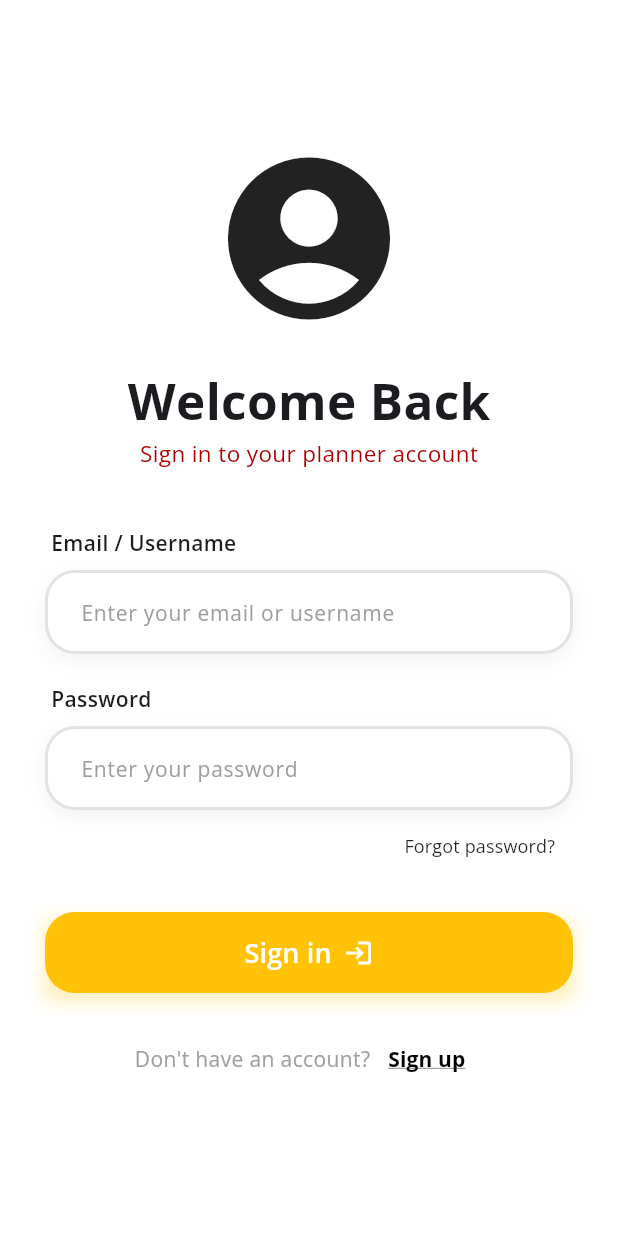
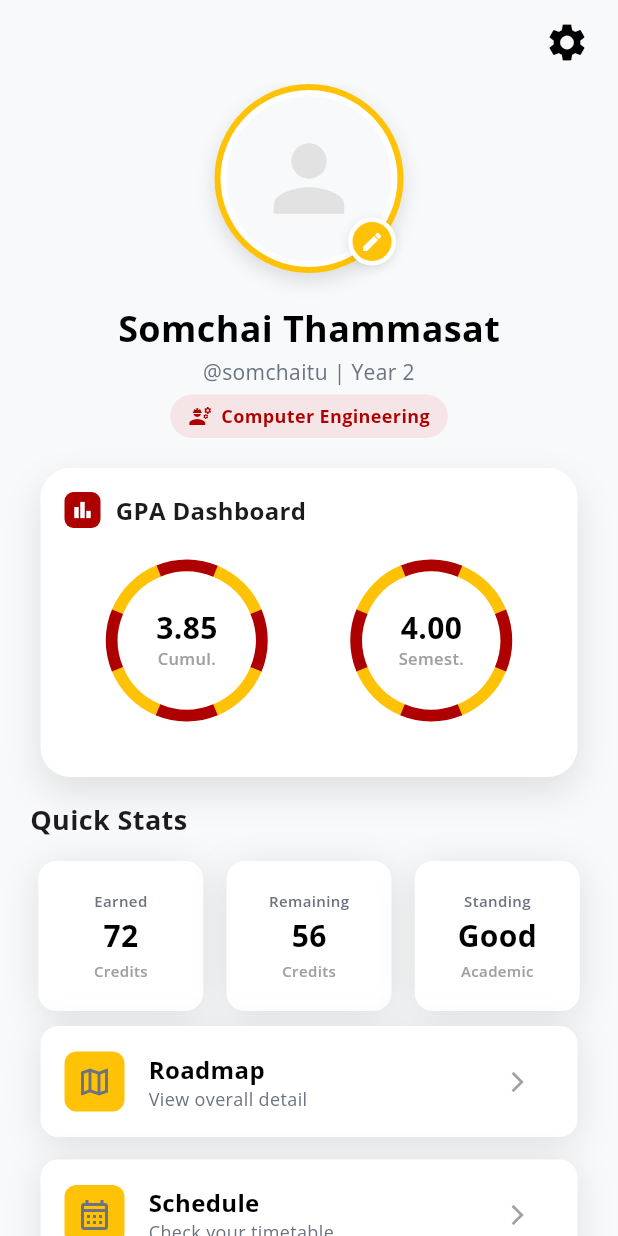
Before and after one commit to 6610685353/cn-planner, a Flutter app: the screen it shows after launch, after a tap on "Sign in", on a phone screen of 412 x 824 dp. Run offline on Flutter 3.47's test engine with Material 3 defaults, Android fonts, the phone set to English and light mode, and no system bars.

Commit message:
Completed Profile/Incompleted Edit Profile

```diff
--- a/cn_planner_app/lib/core/constants/app_colors.dart
+++ b/cn_planner_app/lib/core/constants/app_colors.dart
@@ -5,6 +5,8 @@ class AppColors {
   static const Color accentYellow = Color(0xFFFFC207);
   static const Color borderGrey = Color(0xFFE2E2E2);
   static const Color textGrey = Color(0xFFA0A0A0);
-  static const Color errorRed = Color(0xFFAE0000);     // สีแดงสำหรับ Login
+  static const Color textDarkGrey = Color(0xFF6B7280);
+  static const Color errorRed = Color(0xFFAE0000); // สีแดงสำหรับ Login
+  static const Color lightRed = Color(0xFFF5E5E6);
   static const Color background = Color(0xFFF8F9FA);
 }
--- /dev/null
+++ b/cn_planner_app/lib/core/widgets/top_bar.dart
@@ -0,0 +1,35 @@
+import 'package:flutter/material.dart';
+import '../constants/app_colors.dart';
+
+class TopBar extends StatelessWidget implements PreferredSizeWidget {
+  final String? header;
+  final String route;
+
+  const TopBar({super.key, this.header, required this.route});
+
+  @override
+  Size get preferredSize => const Size.fromHeight(kToolbarHeight);
+
+  @override
+  Widget build(BuildContext context) {
+    return AppBar(
+      backgroundColor: AppColors.background,
+      elevation: 0,
+      automaticallyImplyLeading: false, // ป้องกันปุ่มซ้อน
+      leading: IconButton(
+        onPressed: () => Navigator.pushNamed(context, route),
+        icon: const Icon(Icons.arrow_back, size: 30, color: Colors.black),
+      ),
+      title: (header != null && header!.isNotEmpty)
+          ? Text(
+              header!,
+              style: const TextStyle(
+                fontSize: 20,
+                fontWeight: FontWeight.bold,
+                color: Colors.black,
+              ),
+            )
+          : null,
+    );
+  }
+}
--- a/cn_planner_app/lib/features/auth/controllers/login_controller.dart
+++ b/cn_planner_app/lib/features/auth/controllers/login_controller.dart
@@ -12,6 +12,7 @@ class LoginController {
   void handleLogin() {
     print("Username: ${usernameController.text}");
     print("Password: ${passwordController.text}");
+
     // TODO: ส่งข้อมูลไปตรวจสอบที่ Server
   }
 }
--- a/cn_planner_app/lib/features/auth/views/login_page.dart
+++ b/cn_planner_app/lib/features/auth/views/login_page.dart
@@ -127,7 +127,8 @@ class _LoginPageState extends State<LoginPage> {
         ],
       ),
       child: ElevatedButton(
-        onPressed: _controller.handleLogin,
+        // onPressed: _controller.handleLogin,
+        onPressed: () => Navigator.pushNamed(context, AppRoutes.profile),
         style: ElevatedButton.styleFrom(
           backgroundColor: AppColors.accentYellow,
           elevation: 0,
--- a/cn_planner_app/lib/features/auth/views/register_page.dart
+++ b/cn_planner_app/lib/features/auth/views/register_page.dart
@@ -3,6 +3,7 @@ import 'package:cn_planner_app/route.dart';
 import '../../../core/constants/app_colors.dart';
 import '../controllers/register_controller.dart';
 import '../widgets/register_text_field.dart';
+import 'package:cn_planner_app/core/widgets/top_bar.dart';
 
 class RegisterPage extends StatefulWidget {
   const RegisterPage({super.key});
@@ -24,24 +25,8 @@ class _RegisterPageState extends State<RegisterPage> {
   Widget build(BuildContext context) {
     return Scaffold(
       backgroundColor: AppColors.background,
-      appBar: AppBar(
-        backgroundColor: AppColors.background,
-        elevation: 0,
-        leading: IconButton(
-          onPressed: () => Navigator.pushNamed(context, AppRoutes.login),
-          icon: const Icon(Icons.arrow_back, size: 30, color: Colors.black),
-        ),
-        title: const Text(
-          "Create Account",
-          style: TextStyle(
-            fontFamily: 'OpenSans',
-            fontWeight: FontWeight.bold,
-            color: Colors.black,
-          ),
-        ),
-      ),
+      appBar: TopBar(header: "Create your account", route: AppRoutes.login),
       body: SingleChildScrollView(
-        // ทำให้เลื่อนได้
         physics: const BouncingScrollPhysics(),
         padding: const EdgeInsets.symmetric(horizontal: 30, vertical: 20),
         child: Column(
--- /dev/null
+++ b/cn_planner_app/lib/features/profile/views/edit_profile_page.dart
@@ -0,0 +1,20 @@
+import 'package:flutter/material.dart';
+import '../../../core/constants/app_colors.dart';
+import 'package:cn_planner_app/route.dart';
+import 'package:cn_planner_app/core/widgets/top_bar.dart';
+
+class EditProfilePage extends StatefulWidget {
+  const EditProfilePage({super.key});
+
+  @override
+  State<EditProfilePage> createState() => EditProfileState();
+}
+
+class EditProfileState extends State<EditProfilePage> {
+  @override
+  Widget build(BuildContext context) {
+    return Scaffold(
+      appBar: TopBar(header: "Edit Profile", route: AppRoutes.profile),
+    );
+  }
+}
--- /dev/null
+++ b/cn_planner_app/lib/features/profile/views/profile_page.dart
@@ -0,0 +1,125 @@
+import 'package:cn_planner_app/features/profile/widgets/quick_stats.dart';
+import 'package:cn_planner_app/features/profile/widgets/feature_menu.dart';
+import 'package:cn_planner_app/route.dart';
+import 'package:flutter/material.dart';
+import '../../../core/constants/app_colors.dart';
+import '../widgets/profile_image.dart';
+import '../widgets/profile_info.dart';
+import '../widgets/gpa_dashboard.dart';
+
+class ProfilePage extends StatelessWidget {
+  const ProfilePage({super.key});
+
+  @override
+  Widget build(BuildContext context) {
+    return Scaffold(
+      backgroundColor: AppColors.background,
+      body: CustomScrollView(
+        physics: const BouncingScrollPhysics(),
+        slivers: [
+          SliverAppBar(
+            backgroundColor: AppColors.background,
+            automaticallyImplyLeading: false,
+            floating: true,
+            pinned: false,
+            actions: [
+              Padding(
+                padding: const EdgeInsets.only(right: 10.0),
+                child: IconButton(
+                  onPressed: () =>
+                      Navigator.pushNamed(context, AppRoutes.login),
+                  icon: const Icon(
+                    Icons.settings,
+                    size: 30,
+                    color: Colors.black,
+                  ),
+                ),
+              ),
+            ],
+          ),
+          SliverToBoxAdapter(
+            child: Padding(
+              padding: const EdgeInsets.symmetric(horizontal: 10.0),
+              child: Column(
+                children: [
+                  ProfileImage(),
+
+                  const SizedBox(height: 20),
+
+                  ProfileInfo(
+                    name: "Somchai Thammasat",
+                    subtitle: "@somchaitu | Year 2",
+                  ),
+
+                  const SizedBox(height: 20),
+
+                  const GpaDashboard(gpax: 3.85, gpa: 4.00),
+
+                  const SizedBox(height: 15),
+
+                  Align(
+                    alignment: Alignment.centerLeft,
+                    child: Padding(
+                      padding: const EdgeInsets.only(left: 10, bottom: 15),
+                      child: Text(
+                        "Quick Stats",
+                        style: TextStyle(
+                          fontWeight: FontWeight.bold,
+                          fontSize: 18,
+                        ),
+                      ),
+                    ),
+                  ),
+
+                  Row(
+                    mainAxisAlignment: MainAxisAlignment.spaceEvenly,
+                    children: [
+                      QuickStats(
+                        title: "Earned",
+                        mainText: "72",
+                        footer: "Credits",
+                      ),
+                      QuickStats(
+                        title: "Remaining",
+                        mainText: "56",
+                        footer: "Credits",
+                      ),
+                      QuickStats(
+                        title: "Standing",
+                        mainText: "Good",
+                        footer: "Academic",
+                      ),
+                    ],
+                  ),
+
+                  const SizedBox(height: 10),
+
+                  FeatureMenu(
+                    icon: buildIcon(Icons.map_outlined),
+                    title: "Roadmap",
+                    subtitle: "View overall detail",
+                  ),
+                  FeatureMenu(
+                    icon: buildIcon(Icons.calendar_month_outlined),
+                    title: "Schedule",
+                    subtitle: "Check your timetable",
+                  ),
+                  FeatureMenu(
+                    icon: buildIcon(Icons.emoji_events_outlined),
+                    title: "Roadmap",
+                    subtitle: "View overall detail",
+                  ),
+                  const SizedBox(height: 40),
+                ],
+              ),
+            ),
+          ),
+        ],
+      ),
+    );
+  }
+
+  Icon buildIcon(IconData IconData) {
+    return Icon(IconData, color: AppColors.textDarkGrey);
+  }
+}
--- /dev/null
+++ b/cn_planner_app/lib/features/profile/widgets/feature_menu.dart
@@ -0,0 +1,96 @@
+import 'package:flutter/material.dart';
+import '../../../core/constants/app_colors.dart';
+
+class FeatureMenu extends StatelessWidget {
+  final Icon icon;
+  final String title;
+  final String subtitle;
+  final VoidCallback? onTap;
+
+  const FeatureMenu({
+    super.key,
+    required this.icon,
+    required this.title,
+    required this.subtitle,
+    this.onTap,
+  });
+
+  @override
+  Widget build(BuildContext context) {
+    return Container(
+      width: 358,
+      height: 74,
+      margin: const EdgeInsets.only(bottom: 15),
+      decoration: BoxDecoration(
+        color: Colors.white,
+        borderRadius: BorderRadius.circular(12),
+        boxShadow: [
+          BoxShadow(
+            color: Colors.black.withOpacity(0.1),
+            blurRadius: 20,
+            offset: const Offset(0, 4),
+          ),
+        ],
+      ),
+      child: Material(
+        color: Colors.transparent,
+        child: InkWell(
+          borderRadius: BorderRadius.circular(12),
+          onTap: onTap,
+          child: Padding(
+            padding: const EdgeInsets.symmetric(horizontal: 16),
+            child: Row(
+              children: [
+                Container(
+                  padding: const EdgeInsets.all(8),
+                  decoration: BoxDecoration(
+                    color: AppColors.accentYellow,
+                    borderRadius: BorderRadius.circular(8),
+                  ),
+                  child: icon,
+                ),
+
+                const SizedBox(width: 16),
+
+                Expanded(
+                  child: Column(
+                    mainAxisAlignment: MainAxisAlignment.center,
+                    crossAxisAlignment: CrossAxisAlignment.start,
+                    children: [
+                      Text(
+                        title,
+                        style: const TextStyle(
+                          fontSize: 16,
+                          fontWeight: FontWeight.bold,
+                          color: Colors.black,
+                        ),
+                      ),
+                      Text(
+                        subtitle,
+                        style: const TextStyle(
+                          fontSize: 12,
+                          color: AppColors.textDarkGrey,
+                        ),
+                      ),
+                    ],
+                  ),
+                ),
+
+                IconButton(
+                  onPressed: () {
+                    // to roadmap
+                  },
+                  icon: Icon(
+                    Icons.arrow_forward_ios,
+                    size: 16,
+                    color: AppColors.textGrey,
+                  ),
+                ),
+              ],
+            ),
+          ),
+        ),
+      ),
+    );
+  }
+}
--- /dev/null
+++ b/cn_planner_app/lib/features/profile/widgets/gpa_dashboard.dart
@@ -0,0 +1,144 @@
+import 'package:flutter/material.dart';
+import 'dart:math';
+import '../../../core/constants/app_colors.dart';
+
+class GpaDashboard extends StatelessWidget {
+  final double gpax;
+  final double gpa;
+
+  const GpaDashboard({super.key, required this.gpax, required this.gpa});
+
+  @override
+  Widget build(BuildContext context) {
+    return Container(
+      width: 358,
+      height: 206,
+      decoration: BoxDecoration(
+        color: Colors.white,
+        boxShadow: [
+          BoxShadow(
+            color: Colors.black.withOpacity(0.1),
+            blurRadius: 20,
+            offset: const Offset(0, 10),
+          ),
+        ],
+        borderRadius: BorderRadius.circular(20),
+      ),
+      padding: const EdgeInsets.all(16),
+      child: Column(
+        crossAxisAlignment: CrossAxisAlignment.start,
+        children: [
+          Row(
+            children: [
+              Container(
+                padding: const EdgeInsets.all(4),
+                decoration: BoxDecoration(
+                  color: AppColors.errorRed,
+                  borderRadius: BorderRadius.circular(6),
+                ),
+                child: const Icon(
+                  Icons.bar_chart,
+                  color: Colors.white,
+                  size: 16,
+                ),
+              ),
+              const SizedBox(width: 10),
+              const Text(
+                "GPA Dashboard",
+                style: TextStyle(fontSize: 16, fontWeight: FontWeight.bold),
+              ),
+            ],
+          ),
+          const Spacer(),
+          Row(
+            mainAxisAlignment: MainAxisAlignment.spaceAround,
+            children: [
+              _buildGpaCircle("Cumul.", gpax),
+              _buildGpaCircle("Semest.", gpa),
+            ],
+          ),
+          const Spacer(),
+        ],
+      ),
+    );
+  }
+
+  Widget _buildGpaCircle(String label, double value) {
+    return Stack(
+      alignment: Alignment.center,
+      children: [
+        // 1. วงกลมชิ้นเดียว 8 ส่วนสีสลับ (แดงตรง 12, 3, 6, 9)
+        SizedBox(
+          width: 100,
+          height: 100,
+          child: CustomPaint(painter: DesignGpaPainter()),
+        ),
+
+        // 2. ตัวเลขเกรดและตัวอักษรสีเทาอ่อนข้างใน
+        Column(
+          mainAxisSize: MainAxisSize.min,
+          children: [
+            Text(
+              value.toStringAsFixed(2),
+              style: const TextStyle(
+                fontSize: 20,
+                fontWeight: FontWeight.bold,
+                color: Colors.black,
+                height: 1.1,
+              ),
+            ),
+            SizedBox(height: 2),
+            Text(
+              label,
+              style: const TextStyle(
+                fontSize: 11,
+                fontWeight: FontWeight.w600,
+                color: AppColors.textGrey, // สีเทาอ่อน
+              ),
+            ),
+          ],
+        ),
+      ],
+    );
+  }
+}
+
+class DesignGpaPainter extends CustomPainter {
+  @override
+  void paint(Canvas canvas, Size size) {
+    double strokeWidth = 8.0; // ความหนาของวง
+    Rect rect = Offset.zero & size;
+
+    Paint yellowPaint = Paint()
+      ..color = AppColors.accentYellow
+      ..style = PaintingStyle.stroke
+      ..strokeWidth = strokeWidth;
+
+    Paint redPaint = Paint()
+      ..color = AppColors.errorRed
+      ..style = PaintingStyle.stroke
+      ..strokeWidth = strokeWidth;
+
+    // แบ่ง 8 ส่วน ส่วนละ 45 องศา (pi / 4)
+    // เพื่อให้สีแดงอยู่ตรง 12 นาฬิกาพอดี เราต้องเริ่มวาดชิ้นแรกที่มุม -90 องศา ลบออกครึ่งหนึ่งของขนาดชิ้น
+    double startAngle = (-pi / 2) - (pi / 8);
+    double sweepAngle = pi / 4; // 45 องศาต่อชิ้น
+
+    for (int i = 0; i < 8; i++) {
+      // สลับสี: ชิ้นที่ 0, 2, 4, 6 เป็นสีแดง (เพื่อให้ตรงตำแหน่ง 12, 3, 6, 9)
+      // ชิ้นที่ 1, 3, 5, 7 เป็นสีเหลือง
+      Paint currentPaint = (i % 2 == 0) ? redPaint : yellowPaint;
+
+      canvas.drawArc(
+        rect,
+        startAngle + (i * sweepAngle),
+        sweepAngle + 0.01, // +0.01 เพื่อให้สีชนกันสนิทพอดีเป็นชิ้นเดียว
+        false,
+        currentPaint,
+      );
+    }
+  }
+
+  @override
+  bool shouldRepaint(CustomPainter oldDelegate) => false;
+}
--- /dev/null
+++ b/cn_planner_app/lib/features/profile/widgets/profile_image.dart
@@ -0,0 +1,82 @@
+import 'package:flutter/material.dart';
+import '../../../core/constants/app_colors.dart';
+import 'package:cn_planner_app/route.dart';
+
+class ProfileImage extends StatelessWidget {
+  final String? imageUrl;
+
+  const ProfileImage({super.key, this.imageUrl});
+
+  @override
+  Widget build(BuildContext context) {
+    return Center(
+      child: Stack(
+        children: [
+          Container(
+            padding: const EdgeInsets.all(4),
+            decoration: const BoxDecoration(
+              color: AppColors.accentYellow,
+              shape: BoxShape.circle,
+              boxShadow: [
+                BoxShadow(
+                  color: Colors.black12,
+                  blurRadius: 10,
+                  offset: Offset(0, 5),
+                ),
+              ],
+            ),
+            child: Container(
+              padding: const EdgeInsets.all(4),
+              decoration: const BoxDecoration(
+                color: Colors.white,
+                shape: BoxShape.circle,
+              ),
+              child: CircleAvatar(
+                radius: 55,
+                backgroundColor: AppColors.background,
+                // ตรวจสอบว่ามี URL รูปภาพหรือไม่
+                backgroundImage: imageUrl != null && imageUrl!.isNotEmpty
+                    ? NetworkImage(imageUrl!)
+                    : null,
+                // ถ้าไม่มีรูปภาพ ให้แสดงไอคอนคนแทน
+                child: imageUrl != null && imageUrl!.isNotEmpty
+                    ? null
+                    : const Icon(
+                        Icons.person,
+                        size: 70,
+                        color: AppColors.borderGrey,
+                      ),
+              ),
+            ),
+          ),
+
+          Positioned(
+            bottom: 5,
+            right: 5,
+            child: GestureDetector(
+              onTap: () {
+                Navigator.pushNamed(context, AppRoutes.edit_profile);
+              },
+              child: Container(
+                padding: const EdgeInsets.all(5),
+                decoration: BoxDecoration(
+                  color: AppColors.accentYellow,
+                  shape: BoxShape.circle,
+                  border: Border.all(color: Colors.white, width: 3),
+                  boxShadow: [
+                    BoxShadow(
+                      color: Colors.black.withOpacity(0.1),
+                      blurRadius: 5,
+                      offset: const Offset(0, 2),
+                    ),
+                  ],
+                ),
+                child: const Icon(Icons.edit, size: 16, color: Colors.white),
+              ),
+            ),
+          ),
+        ],
+      ),
+    );
+  }
+}
--- /dev/null
+++ b/cn_planner_app/lib/features/profile/widgets/profile_info.dart
@@ -0,0 +1,63 @@
+import 'package:flutter/material.dart';
+import '../../../core/constants/app_colors.dart';
+
+class ProfileInfo extends StatelessWidget {
+  final String name;
+  final String subtitle;
+
+  const ProfileInfo({super.key, required this.name, required this.subtitle});
+
+  @override
+  Widget build(BuildContext context) {
+    return Column(
+      children: [
+        Column(
+          children: [
+            Text(
+              name,
+              style: const TextStyle(
+                fontSize: 24,
+                fontWeight: FontWeight.bold,
+                color: Colors.black,
+              ),
+            ),
+            const SizedBox(height: 2),
+            Text(
+              subtitle,
+              style: const TextStyle(
+                fontSize: 14,
+                color: AppColors.textDarkGrey,
+              ),
+              textAlign: TextAlign.center,
+            ),
+          ],
+        ),
+
+        const SizedBox(height: 5),
+
+        Container(
+          padding: const EdgeInsets.symmetric(horizontal: 12, vertical: 6),
+          decoration: BoxDecoration(
+            color: AppColors.lightRed,
+            borderRadius: BorderRadius.circular(20),
+          ),
+          child: Row(
+            mainAxisSize: MainAxisSize.min,
+            children: const [
+              Icon(Icons.engineering, color: AppColors.errorRed, size: 16),
+              SizedBox(width: 6),
+              Text(
+                "Computer Engineering",
+                style: TextStyle(
+                  color: AppColors.errorRed,
+                  fontSize: 12,
+                  fontWeight: FontWeight.bold,
+                ),
+              ),
+            ],
+          ),
+        ),
+      ],
+    );
+  }
+}
--- /dev/null
+++ b/cn_planner_app/lib/features/profile/widgets/quick_stats.dart
@@ -0,0 +1,67 @@
+import 'package:flutter/material.dart';
+import '../../../core/constants/app_colors.dart';
+
+class QuickStats extends StatelessWidget {
+  final String title;
+  final String mainText;
+  final String footer;
+
+  const QuickStats({
+    super.key,
+    required this.title,
+    required this.mainText,
+    required this.footer,
+  });
+
+  @override
+  Widget build(BuildContext context) {
+    return Container(
+      width: 110,
+      height: 100,
+      decoration: BoxDecoration(
+        color: Colors.white,
+        borderRadius: BorderRadius.circular(12),
+        boxShadow: [
+          BoxShadow(
+            color: Colors.black.withOpacity(0.1),
+            blurRadius: 20,
+            offset: const Offset(0, 4),
+          ),
+        ],
+      ),
+      child: Column(
+        mainAxisAlignment: MainAxisAlignment.center,
+        children: [
+          Text(
+            title,
+            style: const TextStyle(
+              fontSize: 10,
+              fontWeight: FontWeight.w600,
+              color: AppColors.textDarkGrey,
+            ),
+          ),
+          const SizedBox(height: 2),
+
+          Text(
+            mainText,
+            style: const TextStyle(
+              fontSize: 20,
+              fontWeight: FontWeight.bold,
+              color: Colors.black,
+            ),
+          ),
+          const SizedBox(height: 2),
+
+          Text(
+            footer,
+            style: const TextStyle(
+              fontSize: 10,
+              fontWeight: FontWeight.w600,
+              color: AppColors.textGrey,
+            ),
+          ),
+        ],
+      ),
+    );
+  }
+}
--- a/cn_planner_app/lib/route.dart
+++ b/cn_planner_app/lib/route.dart
@@ -1,19 +1,22 @@
 import 'package:flutter/material.dart';
 import 'features/auth/views/login_page.dart';
 import 'features/auth/views/register_page.dart';
-// import 'features/profile/views.profile_page.dart';
+import 'features/profile/views/profile_page.dart';
+import 'features/profile/views/edit_profile_page.dart';
 // import 'features/profile/views/setting_page.dart';
 
 class AppRoutes {
   static const login = '/login';
   static const register = '/register';
-  // static const profile = '/profile';
+  static const profile = '/profile';
+  static const edit_profile = '/edit_profile';
   // static const setting = '/setting';
 
   static final routes = {
     login: (context) => const LoginPage(),
     register: (context) => const RegisterPage(),
-    // profile: (context) => const ProfilePage(),
+    profile: (context) => ProfilePage(),
+    edit_profile: (context) => EditProfilePage(),
     // setting: (context) => const SettingPage(),
   };
 }
```
